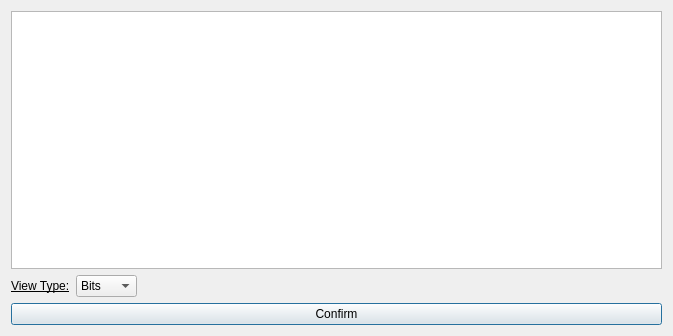
jopohl/urh, file ui/properties_dialog.ui: the form before one commit.
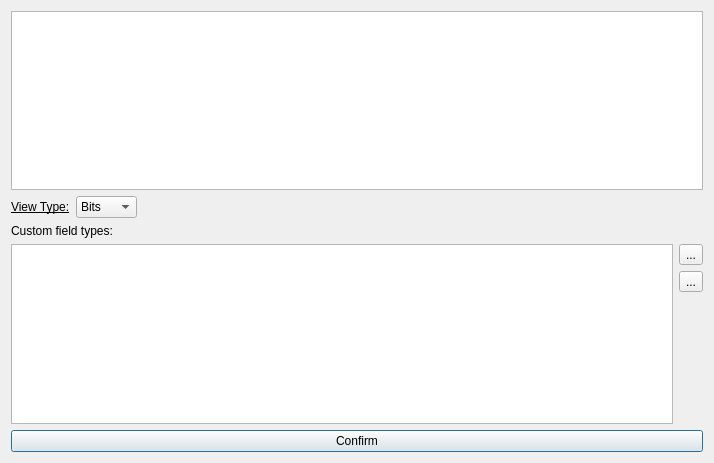
The form after the commit. Icons and pictures are not drawn. Custom widgets are drawn as their Qt base class.

Commit message: editable listview for custom field types

The edit to the form file:
```diff
--- a/ui/properties_dialog.ui
+++ b/ui/properties_dialog.ui
@@ -6,14 +6,14 @@
    <rect>
     <x>0</x>
     <y>0</y>
-    <width>673</width>
-    <height>336</height>
+    <width>714</width>
+    <height>463</height>
    </rect>
   </property>
   <property name="windowTitle">
    <string>Manage Protocol Labels</string>
   </property>
-  <layout class="QVBoxLayout" name="verticalLayout_2">
+  <layout class="QVBoxLayout" name="verticalLayout_3">
    <item>
     <layout class="QHBoxLayout" name="horizontalLayout">
      <item>
@@ -79,6 +79,64 @@
      </item>
     </layout>
    </item>
+   <item>
+    <widget class="QLabel" name="label_2">
+     <property name="text">
+      <string>Custom field types:</string>
+     </property>
+    </widget>
+   </item>
+   <item>
+    <layout class="QHBoxLayout" name="horizontalLayout_3">
+     <item>
+      <widget class="CustomFieldListView" name="listViewCustomFieldTypes">
+       <property name="selectionMode">
+        <enum>QAbstractItemView::MultiSelection</enum>
+       </property>
+      </widget>
+     </item>
+     <item>
+      <layout class="QVBoxLayout" name="verticalLayout_2">
+       <item>
+        <widget class="QToolButton" name="btnAddFieldType">
+         <property name="text">
+          <string>...</string>
+         </property>
+         <property name="icon">
+          <iconset theme="list-add"/>
+         </property>
+        </widget>
+       </item>
+       <item>
+        <widget class="QToolButton" name="btnRemoveFieldType">
+         <property name="toolTip">
+          <string>Remove selected custom field types.</string>
+         </property>
+         <property name="text">
+          <string>...</string>
+         </property>
+         <property name="icon">
+          <iconset theme="list-remove"/>
+         </property>
+        </widget>
+       </item>
+       <item>
+        <spacer name="verticalSpacer">
+         <property name="orientation">
+          <enum>Qt::Vertical</enum>
+         </property>
+         <property name="sizeHint" stdset="0">
+          <size>
+           <width>20</width>
+           <height>40</height>
+          </size>
+         </property>
+        </spacer>
+       </item>
+      </layout>
+     </item>
+    </layout>
+   </item>
    <item>
     <widget class="QPushButton" name="btnConfirm">
      <property name="text">
@@ -94,6 +152,11 @@
    <extends>QTableView</extends>
    <header>urh.ui.views.ProtocolLabelTableView.h</header>
   </customwidget>
+  <customwidget>
+   <class>CustomFieldListView</class>
+   <extends>QListView</extends>
+   <header>urh.ui.views.CustomFieldListView.h</header>
+  </customwidget>
  </customwidgets>
  <resources/>
  <connections/>
```
Left out of the diff: 3 changed lines with no effect on the pictures. The commit also changes 5 other files.
